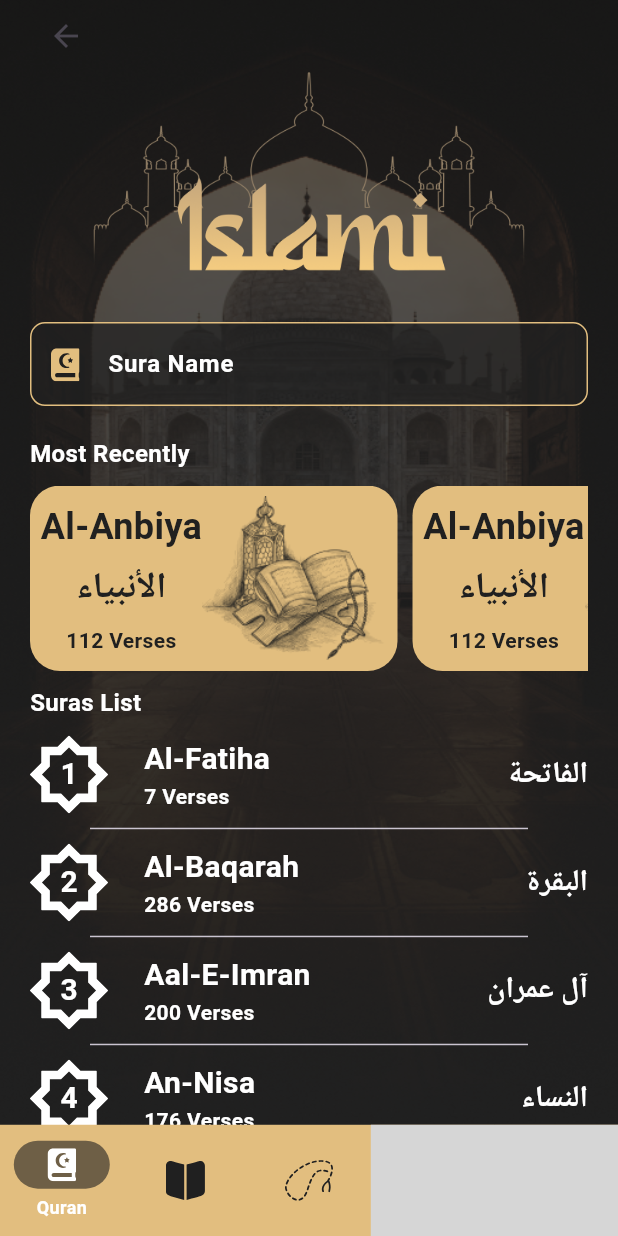
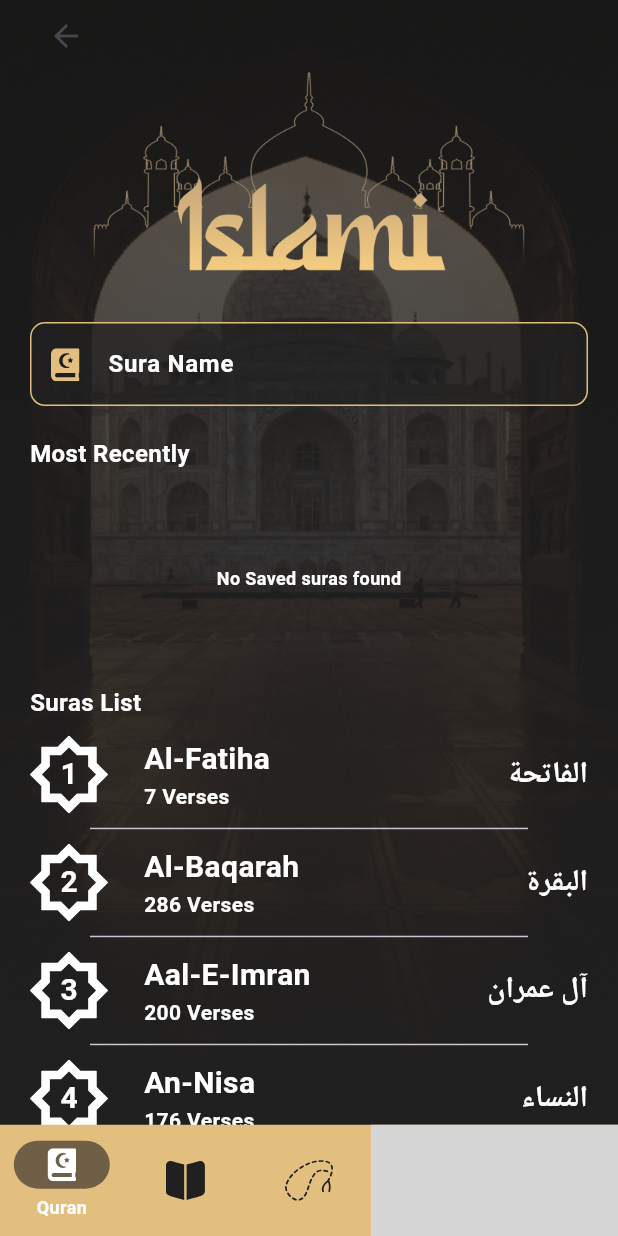
Before and after one commit to 77MohamedShaban/islami, a Flutter app: the HomeScreen screen opened by its route, on a phone screen of 412 x 824 dp. Run offline on Flutter 3.47's test engine with Material 3 defaults, Android fonts, the phone set to English and light mode, and no system bars; our stand-ins replace flutter_svg, shared_preferences; accounts and stored records are empty; grey boxes are pictures that could not be loaded.

Commit message:
+ build sersh logic + build most recently + use search preferences for (most recently item- onboarding screen  )

```diff
--- /dev/null
+++ b/devtools_options.yaml
@@ -0,0 +1,3 @@
+description: This file stores settings for Dart & Flutter DevTools.
+documentation: https://docs.flutter.dev/tools/devtools/extensions#configure-extension-enablement-states
+extensions:
--- /dev/null
+++ b/lib/core/remote/local/prefs_manager.dart
@@ -0,0 +1,33 @@
+import 'package:islami/model/sura_model.dart';
+import 'package:shared_preferences/shared_preferences.dart';
+
+class PrefsManager {
+  static late final SharedPreferences prefs;
+  static Future<void> init() async {
+    prefs= await SharedPreferences.getInstance();
+  }
+  static saveMostRecently(List<SuraModel> mostRecently){
+    List<String> suraNames =mostRecently.map((recentSura) => recentSura.suraNameEn ,).toList();
+    prefs.setStringList("mostRecent", suraNames);
+  }
+  static List<SuraModel> getMostRecently(){
+    List<String> suraNames =prefs.getStringList("mostRecent")??[];
+    List<SuraModel> mostRecentlySuras=[];
+    for(int i=0;i<suraNames.length;i++){
+      for(int j=0;j<SuraModel.surasList.length;j++){
+            if(SuraModel.surasList[j].suraNameEn==suraNames[i]){
+                 mostRecentlySuras.add(SuraModel.surasList[j]);
+                 break;
+            }
+      }
+    }
+    return mostRecentlySuras;
+  }
+  static Onboardingbuild(bool) {
+    prefs.setBool("buildOnboarding", bool);
+  }
+
+  static bool getOnboardingBuild() {
+    return prefs.getBool("buildOnboarding")??true;
+  }
+}
--- a/lib/core/resources/strings_manager.dart
+++ b/lib/core/resources/strings_manager.dart
@@ -18,4 +18,6 @@ abstract final class StringsManager {
   static const String introDescription_2 ="Read, and your Lord is the Most Generous";
   static const String introDescription_3 ="Praise the name of your Lord, the Most High";
   static const String introDescription_4 ="You can listen to the Holy Quran Radio through the application for free and easily";
+  static const String noSavedSuras ="No Saved suras found";
+
 }
--- a/lib/main.dart
+++ b/lib/main.dart
@@ -1,10 +1,13 @@
 import 'package:flutter/material.dart';
+import 'package:islami/core/remote/local/prefs_manager.dart';
 import 'package:islami/ui/hadith_details/screen/hadith_details_screen.dart';
 import 'package:islami/ui/home/screen/home_screen.dart';
 import 'package:islami/ui/intro/screen/intro_screen.dart';
 import 'package:islami/ui/sura_details/screen/sura_details_screen.dart';
 
 void main() async {
+  WidgetsFlutterBinding.ensureInitialized();
+  await PrefsManager.init();
   runApp(MyApp());
 }
 
@@ -16,7 +19,7 @@ class MyApp extends StatelessWidget {
     return MaterialApp(
       debugShowCheckedModeBanner: false,
       title: 'Islami',
-      initialRoute: HomeScreen.routeName,
+      initialRoute: PrefsManager.getOnboardingBuild()?IntroScreen.routeName:HomeScreen.routeName,
       routes: {
         HomeScreen.routeName: (_) => HomeScreen(),
         IntroScreen.routeName: (_) => IntroScreen(),
--- a/lib/ui/home/tabs/quran_tab/quran_tab.dart
+++ b/lib/ui/home/tabs/quran_tab/quran_tab.dart
@@ -1,5 +1,6 @@
 import 'package:flutter/material.dart';
 import 'package:flutter_svg/svg.dart';
+import 'package:islami/core/remote/local/prefs_manager.dart';
 import 'package:islami/core/resources/assets_manager.dart';
 import 'package:islami/core/resources/colors_manager.dart';
 import 'package:islami/core/resources/strings_manager.dart';
@@ -8,9 +9,23 @@ import 'package:islami/ui/home/tabs/quran_tab/widgets/most_recently_item.dart';
 import 'package:islami/ui/home/tabs/quran_tab/widgets/sura_item.dart';
 import 'package:islami/ui/intro/screen/intro_screen.dart';
 
-class QuranTab extends StatelessWidget {
-  const QuranTab({super.key});
+class QuranTab extends StatefulWidget {
+  QuranTab({super.key});
 
+  @override
+  State<QuranTab> createState() => _QuranTabState();
+}
+
+class _QuranTabState extends State<QuranTab> {
+  List<SuraModel> filteredSuras = SuraModel.surasList;
+  late List<SuraModel> mostRecentlySuras ;
+  String searchValue = "";
+  @override
+  void initState() {
+    // TODO: implement initState
+    mostRecentlySuras= PrefsManager.getMostRecently();
+    super.initState();
+  }
   @override
   Widget build(BuildContext context) {
     double screenHeight = MediaQuery.of(context).size.height;
@@ -30,8 +45,13 @@ class QuranTab extends StatelessWidget {
           child: Column(
             crossAxisAlignment: CrossAxisAlignment.start,
             children: [
-              IconButton(onPressed: (){Navigator.pushNamed(context, IntroScreen.routeName);}, icon: Icon(Icons.arrow_back_outlined))
-              ,Align(
+              IconButton(
+                onPressed: () {
+                  Navigator.pushNamed(context, IntroScreen.routeName);
+                },
+                icon: Icon(Icons.arrow_back_outlined),
+              ),
+              Align(
                 alignment: Alignment.center,
                 child: Image.asset(
                   AssetsManager.islamiHeader,
@@ -40,6 +60,13 @@ class QuranTab extends StatelessWidget {
               ),
               SizedBox(height: 21),
               TextField(
+                onChanged: (value) {
+                  onSearch(value);
+                },
+                onTapOutside: (event) {
+                  FocusScope.of(context).unfocus();
+                },
+                cursorColor: ColorsManager.gold,
                 style: TextStyle(
                   fontSize: 16,
                   fontWeight: FontWeight.w700,
@@ -84,6 +111,7 @@ class QuranTab extends StatelessWidget {
                 ),
               ),
               SizedBox(height: 20),
+              if (searchValue.isEmpty) ...[
                 Text(
                   StringsManager.mostRecently,
                   style: TextStyle(
@@ -95,11 +123,24 @@ class QuranTab extends StatelessWidget {
                 SizedBox(height: 10),
                 SizedBox(
                   height: screenHeight * 0.15,
-                child: ListView.separated(
+                  child: mostRecentlySuras.isEmpty
+                      ? Center(
+                        child: Text(
+                            StringsManager.noSavedSuras,
+                            style: TextStyle(
+                              fontSize: 12,
+                              fontWeight: FontWeight.w700,
+                              color: ColorsManager.white,
+                            ),
+                          ),
+                      )
+                      : ListView.separated(
                           scrollDirection: Axis.horizontal,
-                  itemBuilder: (context, index) => MostRecentlyItem(),
-                  separatorBuilder: (context, index) => SizedBox(width: 10),
-                  itemCount: 10,
+                          itemBuilder: (context, index) =>
+                              MostRecentlyItem(sura: mostRecentlySuras[index]),
+                          separatorBuilder: (context, index) =>
+                              SizedBox(width: 10),
+                          itemCount: mostRecentlySuras.length,
                         ),
                 ),
                 SizedBox(height: 10),
@@ -111,16 +152,22 @@ class QuranTab extends StatelessWidget {
                     color: ColorsManager.white,
                   ),
                 ),
+              ],
               SizedBox(height: 10),
               Expanded(
                 child: ListView.separated(
-                  itemBuilder: (context, index) => SuraItem(sura: SuraModel.surasList[index],),
-                  separatorBuilder: (context, index) => Divider(
-                    height: 20,
-                    indent: 40,
-                    endIndent: 40,
-                  ),
-                  itemCount: SuraModel.surasList.length,
+                  itemBuilder: (context, index) =>
+                      SuraItem(sura: filteredSuras[index],onClick: () {
+                        mostRecentlySuras.remove(filteredSuras[index]);
+                        mostRecentlySuras.insert(0, filteredSuras[index]);
+                        PrefsManager.saveMostRecently(mostRecentlySuras);
+                        setState(() {
+
+                        });
+                      },),
+                  separatorBuilder: (context, index) =>
+                      Divider(height: 20, indent: 40, endIndent: 40),
+                  itemCount: filteredSuras.length,
                 ),
               ),
             ],
@@ -129,4 +176,23 @@ class QuranTab extends StatelessWidget {
       ),
     );
   }
+
+  onSearch(String value) {
+    searchValue = value;
+    if (searchValue.isNotEmpty) {
+      filteredSuras = SuraModel.surasList.where((element) {
+        if (element.suraNameEn.toLowerCase().contains(
+              searchValue.toLowerCase(),
+            ) ||
+            element.suraNameAr.contains(searchValue)) {
+          return true;
         }
+        return false;
+      }).toList();
+    } else {
+      filteredSuras = SuraModel.surasList;
+    }
+
+    setState(() {});
+  }
+}
--- a/lib/ui/home/tabs/quran_tab/widgets/most_recently_item.dart
+++ b/lib/ui/home/tabs/quran_tab/widgets/most_recently_item.dart
@@ -1,13 +1,21 @@
 import 'package:flutter/material.dart';
 import 'package:islami/core/resources/assets_manager.dart';
 import 'package:islami/core/resources/colors_manager.dart';
+import 'package:islami/model/sura_model.dart';
+
+import '../../../../sura_details/screen/sura_details_screen.dart';
 
 class MostRecentlyItem extends StatelessWidget {
-  const MostRecentlyItem({super.key});
+  final SuraModel sura ;
+  const MostRecentlyItem({super.key,required this.sura});
 
   @override
   Widget build(BuildContext context) {
-    return Container(
+    return InkWell(
+      onTap: () {
+        Navigator.pushNamed(context, SuraDetailsScreen.routeName,arguments: sura);
+      },
+      child: Container(
         padding: EdgeInsets.all(7),
           decoration: BoxDecoration(
             color: ColorsManager.gold,
@@ -17,11 +25,12 @@ class MostRecentlyItem extends StatelessWidget {
             Column(
               mainAxisAlignment:MainAxisAlignment.spaceAround
               ,children: [
-            Text("Al-Anbiya",style: TextStyle(fontSize: 24,fontWeight: FontWeight.w700,color: ColorsManager.black),)
-            ,Text("الأنبياء",style: TextStyle(fontSize: 24,fontWeight: FontWeight.w700,color: ColorsManager.black),)
-            ,Text("112 Verses",style: TextStyle(fontSize: 14,fontWeight: FontWeight.w700,color: ColorsManager.black),)
+              Text(sura.suraNameEn,style: TextStyle(fontSize: 24,fontWeight: FontWeight.w700,color: ColorsManager.black),)
+              ,Text(sura.suraNameAr,style: TextStyle(fontSize: 24,fontWeight: FontWeight.w700,color: ColorsManager.black),)
+              ,Text("${sura.versesNumber} Verses",style: TextStyle(fontSize: 14,fontWeight: FontWeight.w700,color: ColorsManager.black),)
             ],),
             Image.asset(AssetsManager.mostResent)
-        ],)) ;
+          ],)),
+    ) ;
   }
 }
--- a/lib/ui/home/tabs/quran_tab/widgets/sura_item.dart
+++ b/lib/ui/home/tabs/quran_tab/widgets/sura_item.dart
@@ -7,13 +7,16 @@ import 'package:islami/ui/sura_details/screen/sura_details_screen.dart';
 
 class SuraItem extends StatelessWidget {
  final SuraModel sura;
-  const SuraItem({required this.sura});
+  final void Function() onClick;
+  const SuraItem({required this.sura,required this.onClick});
 
   @override
   Widget build(BuildContext context) {
     return InkWell(
       onTap: () {
         Navigator.pushNamed(context,SuraDetailsScreen.routeName,arguments: sura);
+        onClick();
+
       }
       ,child: Row(children: [
         Stack(
--- a/lib/ui/intro/screen/intro_screen.dart
+++ b/lib/ui/intro/screen/intro_screen.dart
@@ -1,4 +1,5 @@
 import 'package:flutter/material.dart';
+import 'package:islami/core/remote/local/prefs_manager.dart';
 import 'package:islami/core/resources/assets_manager.dart';
 import 'package:islami/core/resources/colors_manager.dart';
 import 'package:islami/core/resources/strings_manager.dart';
@@ -125,6 +126,7 @@ class _IntroScreenState extends State<IntroScreen> {
                     TextButton(
                       onPressed: () async {
                         if (currentIndex == introDataList.length - 1) {
+                          PrefsManager.Onboardingbuild(false);
                           Navigator.pushReplacementNamed(context, HomeScreen.routeName);
                         } else {
                           pageController.nextPage(
```
Lines whose indentation alone changed are shown as unchanged.
